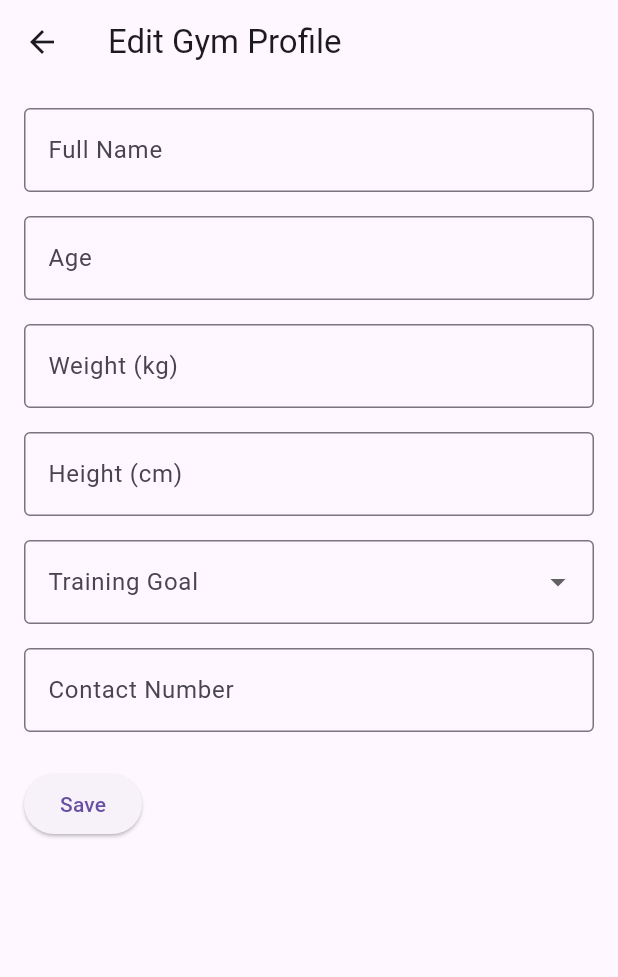
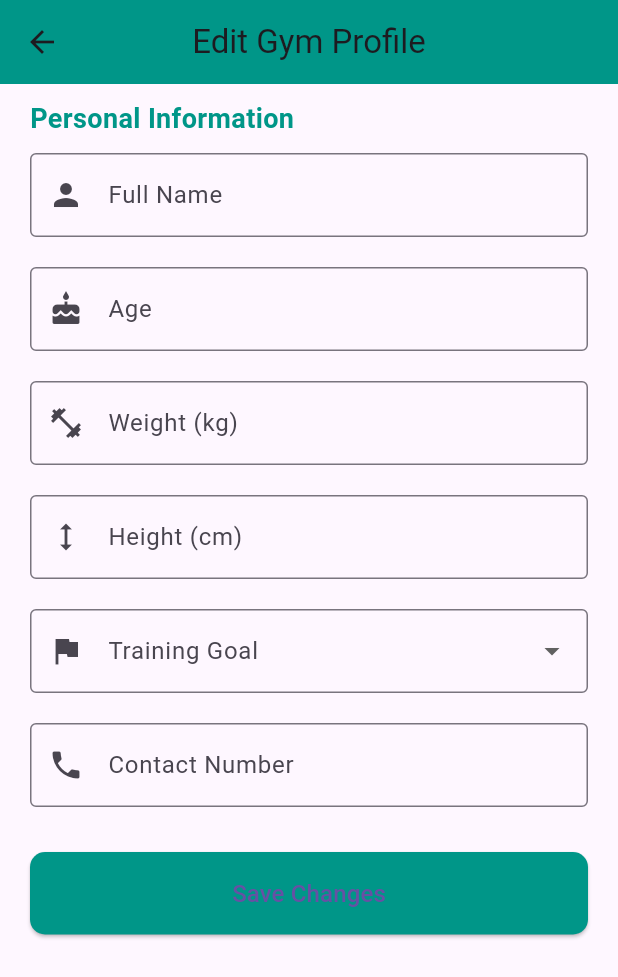
Before and after one commit to ExceptionDev2211/rutinas_app, a Flutter app: the EditProfile screen opened directly, on a phone screen of 412 x 824 dp. Shown: the top 977 px of the screen. Run offline on Flutter 3.47's test engine with Material 3 defaults, Android fonts, the phone set to English and light mode, and no system bars; our stand-ins replace table_calendar; network calls fail.

Commit message:
Edit  profilev2

```diff
--- a/lib/pages/edite_profile.dart
+++ b/lib/pages/edit_profile.dart
@@ -8,48 +8,64 @@ class EditProfile extends StatelessWidget {
     return Scaffold(
       appBar: AppBar(
         title: const Text('Edit Gym Profile'),
+        backgroundColor: Colors.teal,
+        centerTitle: true,
       ),
       body: Padding(
-        padding: const EdgeInsets.all(16.0),
+        padding: const EdgeInsets.symmetric(horizontal: 20.0, vertical: 10.0),
         child: SingleChildScrollView(
           child: Column(
-            crossAxisAlignment: CrossAxisAlignment.start,
+            crossAxisAlignment: CrossAxisAlignment.stretch,
             children: [
+              const Text(
+                'Personal Information',
+                style: TextStyle(
+                  fontSize: 18,
+                  fontWeight: FontWeight.bold,
+                  color: Colors.teal,
+                ),
+              ),
+              const SizedBox(height: 10.0),
               const TextField(
                 decoration: InputDecoration(
                   labelText: 'Full Name',
                   border: OutlineInputBorder(),
+                  prefixIcon: Icon(Icons.person),
                 ),
               ),
-              const SizedBox(height: 16.0),
+              const SizedBox(height: 20.0),
               const TextField(
                 keyboardType: TextInputType.number,
                 decoration: InputDecoration(
                   labelText: 'Age',
                   border: OutlineInputBorder(),
+                  prefixIcon: Icon(Icons.cake),
                 ),
               ),
-              const SizedBox(height: 16.0),
+              const SizedBox(height: 20.0),
               const TextField(
                 keyboardType: TextInputType.number,
                 decoration: InputDecoration(
                   labelText: 'Weight (kg)',
                   border: OutlineInputBorder(),
+                  prefixIcon: Icon(Icons.fitness_center),
                 ),
               ),
-              const SizedBox(height: 16.0),
+              const SizedBox(height: 20.0),
               const TextField(
                 keyboardType: TextInputType.number,
                 decoration: InputDecoration(
                   labelText: 'Height (cm)',
                   border: OutlineInputBorder(),
+                  prefixIcon: Icon(Icons.height),
                 ),
               ),
-              const SizedBox(height: 16.0),
+              const SizedBox(height: 20.0),
               DropdownButtonFormField<String>(
                 decoration: const InputDecoration(
                   labelText: 'Training Goal',
                   border: OutlineInputBorder(),
+                  prefixIcon: Icon(Icons.flag),
                 ),
                 items: const [
                   DropdownMenuItem(value: 'Lose Weight', child: Text('Lose Weight')),
@@ -61,23 +77,34 @@ class EditProfile extends StatelessWidget {
                   // Manejar la selección del objetivo de entrenamiento
                 },
               ),
-              const SizedBox(height: 16.0),
+              const SizedBox(height: 20.0),
               const TextField(
                 keyboardType: TextInputType.phone,
                 decoration: InputDecoration(
                   labelText: 'Contact Number',
                   border: OutlineInputBorder(),
+                  prefixIcon: Icon(Icons.phone),
                 ),
               ),
-              const SizedBox(height: 24.0),
+              const SizedBox(height: 30.0),
               ElevatedButton(
+                style: ElevatedButton.styleFrom(
+                  padding: const EdgeInsets.symmetric(vertical: 16.0),
+                  backgroundColor: Colors.teal,
+                  shape: RoundedRectangleBorder(
+                    borderRadius: BorderRadius.circular(10.0),
+                  ),
+                ),
                 onPressed: () {
                   // Acción para guardar los cambios del perfil
                   ScaffoldMessenger.of(context).showSnackBar(
                     const SnackBar(content: Text('Gym Profile updated')),
                   );
                 },
-                child: const Text('Save'),
+                child: const Text(
+                  'Save Changes',
+                  style: TextStyle(fontSize: 16),
+                ),
               ),
             ],
           ),
--- a/lib/pages/profile_screen.dart
+++ b/lib/pages/profile_screen.dart
@@ -1,5 +1,5 @@
 import 'package:flutter/material.dart';
-import 'edite_profile.dart';
+import 'edit_profile.dart';
 
 class ProfileScreen extends StatelessWidget {
   const ProfileScreen({super.key});
```
